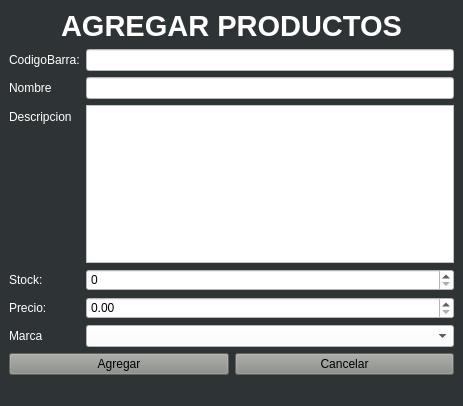
Qt form src/ArchivosUi/VentanaAgregarProductosGui.ui (Jonathan-Lara-Hurtado/PuntoDeVentaGallito) before a commit.
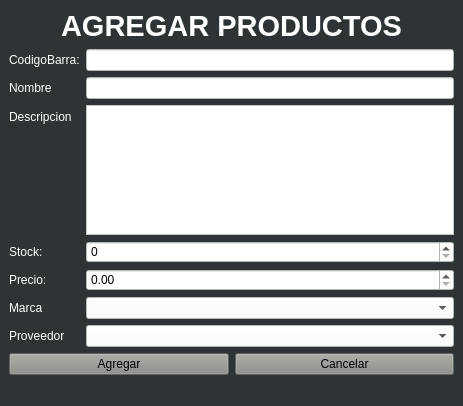
The same form after that commit.

```diff
--- a/src/ArchivosUi/VentanaAgregarProductosGui.ui
+++ b/src/ArchivosUi/VentanaAgregarProductosGui.ui
@@ -153,6 +153,24 @@
           </property>
          </widget>
         </item>
+        <item row="6" column="0">
+         <widget class="QLabel" name="label_2">
+          <property name="styleSheet">
+           <string notr="true">color: rgb(255, 255, 255);</string>
+          </property>
+          <property name="text">
+           <string>Proveedor</string>
+          </property>
+         </widget>
+        </item>
+        <item row="6" column="1">
+         <widget class="QComboBox" name="comboProveedor">
+          <property name="styleSheet">
+           <string notr="true">background-color: rgb(255, 255, 255);
+selection-background-color: rgb(85, 87, 83);</string>
+          </property>
+         </widget>
+        </item>
        </layout>
       </item>
       <item>
```
